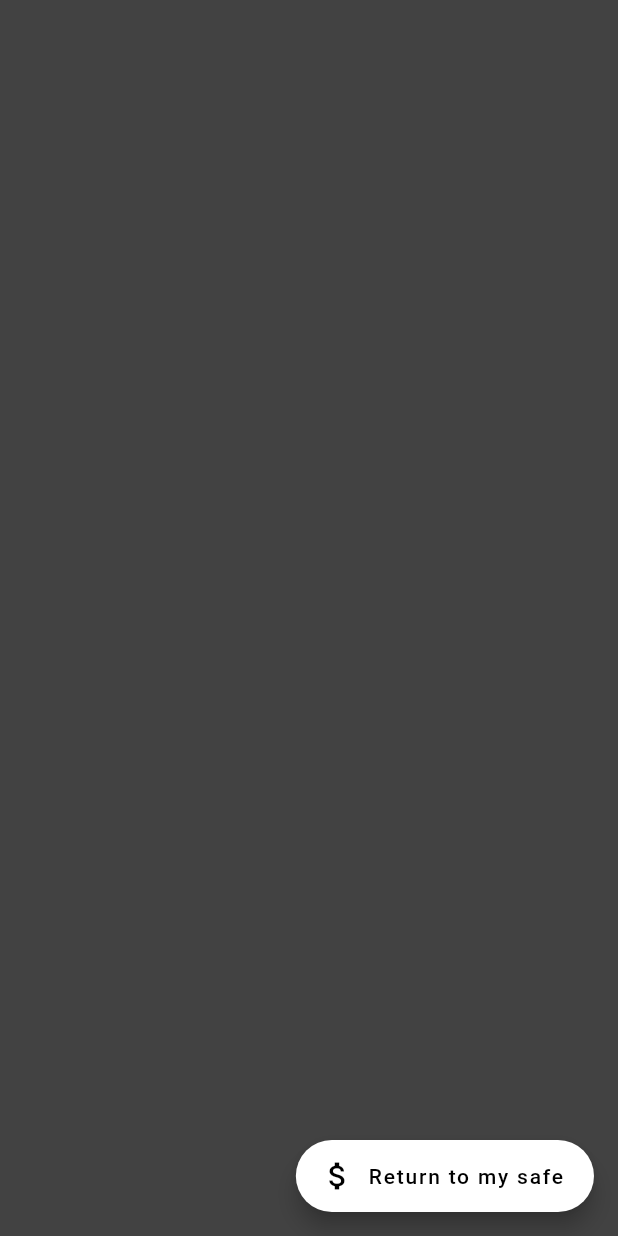
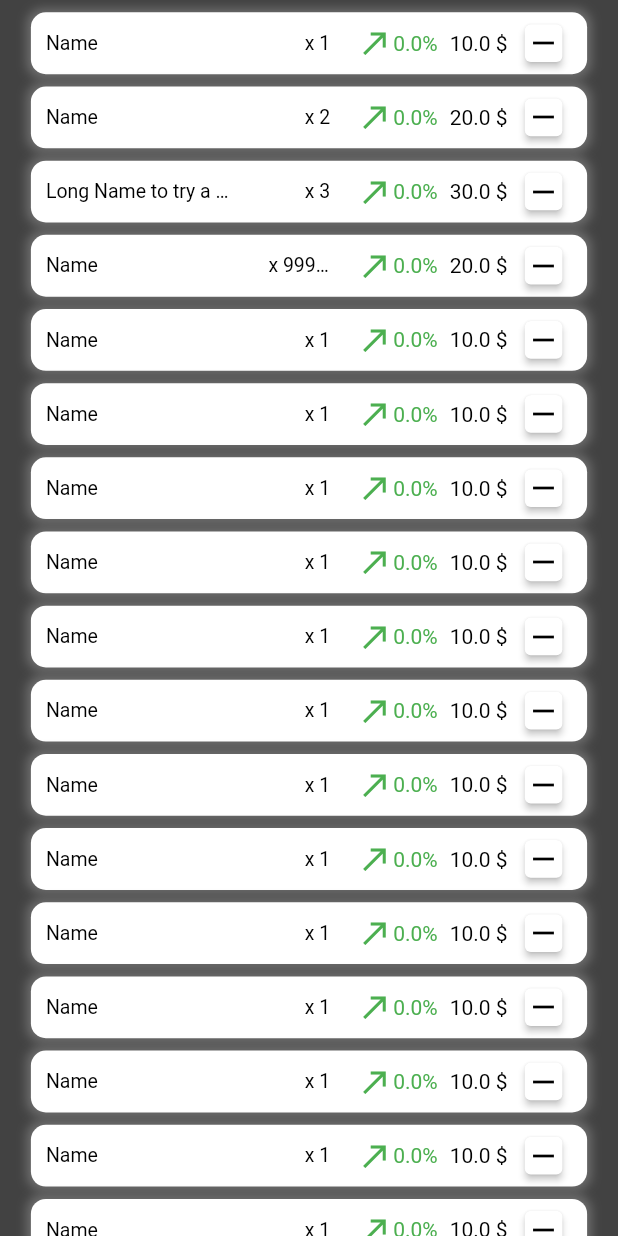
Before and after one commit to Wanadian/stock_market_app, a Flutter app: the PurchasedShares screen opened directly, on a phone screen of 412 x 824 dp. Run offline on Flutter 3.47's test engine with Material 2 defaults, Android fonts, the phone set to English and light mode, and no system bars; missing offline and left inert: animated_digit.

Commit message:
Feat(stock-market) : screens and appbar

```diff
--- a/lib/main.dart
+++ b/lib/main.dart
@@ -1,4 +1,5 @@
 import 'package:flutter/material.dart';
+import 'package:flutter/services.dart';
 import 'package:stock_market_app/context/rootWidget.dart';
 import 'package:stock_market_app/screens/splashScreen.dart';
 
@@ -11,6 +12,10 @@ class MyApp extends StatelessWidget {
 
   @override
   Widget build(BuildContext context) {
+    SystemChrome.setPreferredOrientations([
+      DeviceOrientation.portraitUp,
+      DeviceOrientation.portraitDown,
+    ]);
     return MaterialApp(
       title: 'Stocket',
       theme: ThemeData(scaffoldBackgroundColor: Colors.grey.shade800),
--- a/lib/screens/purchasedShares.dart
+++ /dev/null
@@ -1,32 +0,0 @@
-import 'package:flutter/material.dart';
-import 'package:stock_market_app/screens/balance.dart';
-
-class PurchasedShares extends StatefulWidget {
-  const PurchasedShares({Key? key}) : super(key: key);
-
-  @override
-  State<PurchasedShares> createState() => _PurchasedSharesState();
-}
-
-class _PurchasedSharesState extends State<PurchasedShares> {
-
-  Widget build(BuildContext context) {
-    double screenWidth = MediaQuery.of(context).size.width;
-    double screenHeight = MediaQuery.of(context).size.height;
-
-    return Scaffold(
-      floatingActionButton: FloatingActionButton.extended(
-        foregroundColor: Colors.black,
-        backgroundColor: Colors.white,
-        // TODO : rename button when image is found
-        label: Text('Return to my safe'),
-        icon: Icon(Icons.attach_money),
-        onPressed: () {
-          setState(() {
-            Navigator.push(context, MaterialPageRoute(builder: (context) => Balance()));
-          });
-        },
-      ),
-    );
-  }
-}
--- /dev/null
+++ b/lib/screens/stock-market/tabs/purchasedShares.dart
@@ -0,0 +1,83 @@
+import 'package:flutter/material.dart';
+import 'package:stock_market_app/widgets/shareBannerWidget.dart';
+
+class PurchasedShares extends StatefulWidget {
+  const PurchasedShares({Key? key}) : super(key: key);
+
+  @override
+  State<PurchasedShares> createState() => _PurchasedSharesState();
+}
+
+class _PurchasedSharesState extends State<PurchasedShares> {
+  Widget build(BuildContext context) {
+    double screenWidth = MediaQuery.of(context).size.width;
+    double screenHeight = MediaQuery.of(context).size.height;
+
+    // TODO : this should be replaced by a backend call
+    List<Share> shares = [
+      Share(shareValue: 10.0, numberOfShares: 1, shareName: 'Name'),
+      Share(shareValue: 20.0, numberOfShares: 2, shareName: 'Name'),
+      Share(
+          shareValue: 30.0,
+          numberOfShares: 3,
+          shareName: 'Long Name to try a long name just to try'),
+      Share(shareValue: 20.0, numberOfShares: 9999999, shareName: 'Name'),
+      Share(shareValue: 10.0, numberOfShares: 1, shareName: 'Name'),
+      Share(shareValue: 10.0, numberOfShares: 1, shareName: 'Name'),
+      Share(shareValue: 10.0, numberOfShares: 1, shareName: 'Name'),
+      Share(shareValue: 10.0, numberOfShares: 1, shareName: 'Name'),
+      Share(shareValue: 10.0, numberOfShares: 1, shareName: 'Name'),
+      Share(shareValue: 10.0, numberOfShares: 1, shareName: 'Name'),
+      Share(shareValue: 10.0, numberOfShares: 1, shareName: 'Name'),
+      Share(shareValue: 10.0, numberOfShares: 1, shareName: 'Name'),
+      Share(shareValue: 10.0, numberOfShares: 1, shareName: 'Name'),
+      Share(shareValue: 10.0, numberOfShares: 1, shareName: 'Name'),
+      Share(shareValue: 10.0, numberOfShares: 1, shareName: 'Name'),
+      Share(shareValue: 10.0, numberOfShares: 1, shareName: 'Name'),
+      Share(shareValue: 10.0, numberOfShares: 1, shareName: 'Name'),
+      Share(shareValue: 10.0, numberOfShares: 1, shareName: 'Name'),
+      Share(shareValue: 10.0, numberOfShares: 1, shareName: 'Name'),
+    ];
+
+    return Scaffold(
+        body: SingleChildScrollView(
+            child: Column(
+      children: [
+        for (Share share in shares) ...[
+          Container(height: screenHeight * 0.01),
+          ShareBannerWidget(
+              shareValue: share.getShareValue(),
+              numberOfShares: share.getNumberOfShare(),
+              shareName: share.getShareName(),
+              onPressed: () {},
+              icon: Icons.remove)
+        ],
+        Container(height: screenHeight * 0.05),
+      ],
+    )));
+  }
+}
+
+// TODO : This class is temporary and is used to represent a share
+class Share {
+  double _shareValue;
+  int _numberOfShares;
+  String _shareName;
+
+  double getShareValue() {
+    return _shareValue;
+  }
+
+  int getNumberOfShare() {
+    return _numberOfShares;
+  }
+
+  String getShareName() {
+    return _shareName;
+  }
+
+  Share({shareValue, numberOfShares, shareName})
+      : this._shareValue = shareValue,
+        this._numberOfShares = numberOfShares,
+        this._shareName = shareName;
+}
--- /dev/null
+++ b/lib/screens/stock-market/tabs/stockMarket.dart
@@ -0,0 +1,84 @@
+import 'package:flutter/material.dart';
+
+import '../../../widgets/shareBannerWidget.dart';
+
+class StockMarket extends StatefulWidget {
+  const StockMarket({Key? key}) : super(key: key);
+
+  @override
+  State<StockMarket> createState() => _StockMarketState();
+}
+
+class _StockMarketState extends State<StockMarket> {
+  Widget build(BuildContext context) {
+    double screenWidth = MediaQuery.of(context).size.width;
+    double screenHeight = MediaQuery.of(context).size.height;
+
+    // TODO : this should be replaced by a backend call
+    List<Share> shares = [
+      Share(shareValue: 10.0, numberOfShares: 1, shareName: 'Name'),
+      Share(shareValue: 20.0, numberOfShares: 2, shareName: 'Name'),
+      Share(
+          shareValue: 30.0,
+          numberOfShares: 3,
+          shareName: 'Long Name to try a long name just to try'),
+      Share(shareValue: 20.0, numberOfShares: 2, shareName: 'Name'),
+      Share(shareValue: 10.0, numberOfShares: 1, shareName: 'Name'),
+      Share(shareValue: 10.0, numberOfShares: 1, shareName: 'Name'),
+      Share(shareValue: 10.0, numberOfShares: 1, shareName: 'Name'),
+      Share(shareValue: 10.0, numberOfShares: 1, shareName: 'Name'),
+      Share(shareValue: 10.0, numberOfShares: 1, shareName: 'Name'),
+      Share(shareValue: 10.0, numberOfShares: 1, shareName: 'Name'),
+      Share(shareValue: 10.0, numberOfShares: 1, shareName: 'Name'),
+      Share(shareValue: 10.0, numberOfShares: 1, shareName: 'Name'),
+      Share(shareValue: 10.0, numberOfShares: 1, shareName: 'Name'),
+      Share(shareValue: 10.0, numberOfShares: 1, shareName: 'Name'),
+      Share(shareValue: 10.0, numberOfShares: 1, shareName: 'Name'),
+      Share(shareValue: 10.0, numberOfShares: 1, shareName: 'Name'),
+      Share(shareValue: 10.0, numberOfShares: 1, shareName: 'Name'),
+      Share(shareValue: 10.0, numberOfShares: 1, shareName: 'Name'),
+      Share(shareValue: 10.0, numberOfShares: 1, shareName: 'Name'),
+    ];
+
+    return Scaffold(
+        body: SingleChildScrollView(
+            child: Column(
+      children: [
+        for (Share share in shares) ...[
+          Container(height: screenHeight * 0.01),
+          ShareBannerWidget(
+              shareValue: share.getShareValue(),
+              numberOfShares: share.getNumberOfShare(),
+              shareName: share.getShareName(),
+              onPressed: () {},
+              icon: Icons.add)
+        ],
+        Container(height: screenHeight * 0.05),
+      ],
+    )));
+  }
+}
+
+// TODO : This class is temporary and is used to represent a share
+class Share {
+  double _shareValue;
+  int _numberOfShares;
+  String _shareName;
+
+  double getShareValue() {
+    return _shareValue;
+  }
+
+  int getNumberOfShare() {
+    return _numberOfShares;
+  }
+
+  String getShareName() {
+    return _shareName;
+  }
+
+  Share({shareValue, numberOfShares, shareName})
+      : this._shareValue = shareValue,
+        this._numberOfShares = numberOfShares,
+        this._shareName = shareName;
+}
--- a/lib/screens/stockMarket.dart
+++ /dev/null
@@ -1,18 +0,0 @@
-import 'package:flutter/material.dart';
-
-class StockMarket extends StatefulWidget {
-  const StockMarket({Key? key}) : super(key: key);
-
-  @override
-  State<StockMarket> createState() => _StockMarketState();
-}
-
-class _StockMarketState extends State<StockMarket> {
-
-  Widget build(BuildContext context) {
-    double screenWidth = MediaQuery.of(context).size.width;
-    double screenHeight = MediaQuery.of(context).size.height;
-
-    return Container();
-  }
-}
--- a/lib/widgets/shareBannerWidget.dart
+++ b/lib/widgets/shareBannerWidget.dart
@@ -4,16 +4,19 @@ import 'package:stock_market_app/widgets/buttonWidget.dart';
 
 class ShareBannerWidget extends StatelessWidget {
   double _shareValue;
+  int? _numberOfShares;
   String _shareName;
   Function() _onPressed;
   IconData _icon;
 
   ShareBannerWidget(
       {required double shareValue,
+      int? numberOfShares,
       required String shareName,
       required dynamic Function() onPressed,
       required IconData icon})
       : _shareValue = shareValue,
+        _numberOfShares = numberOfShares,
         _shareName = shareName,
         _onPressed = onPressed,
         _icon = icon;
@@ -23,7 +26,7 @@ class ShareBannerWidget extends StatelessWidget {
     double screenWidth = MediaQuery.of(context).size.width;
     double screenHeight = MediaQuery.of(context).size.height;
 
-    //TODO : determine the variation of the share's value byt comparing the value the day before to the actual date
+    //TODO : determine the variation of the share's value by comparing the value the day before to the current one
     double shareValueVariation = 0;
 
     return Align(
@@ -48,11 +51,26 @@ class ShareBannerWidget extends StatelessWidget {
                 children: [
                   Row(children: [
                     Container(width: 10),
-                    DefaultTextStyle(
-                        style: TextStyle(color: Colors.black, fontSize: 13),
-                        child: Text(_shareName))
+                    Container(
+                        constraints: BoxConstraints(
+                            minWidth: 0, maxWidth: screenWidth * 0.3),
+                        child: DefaultTextStyle(
+                            overflow: TextOverflow.ellipsis,
+                            style: TextStyle(color: Colors.black, fontSize: 13),
+                            child: Text(_shareName))),
                   ]),
                   Row(children: [
+                    if (_numberOfShares != null) ...{
+                      Container(
+                          constraints: BoxConstraints(
+                              minWidth: 0, maxWidth: screenWidth * 0.1),
+                          child: DefaultTextStyle(
+                              overflow: TextOverflow.ellipsis,
+                              style:
+                                  TextStyle(color: Colors.black, fontSize: 13),
+                              child: Text('x ' + _numberOfShares.toString())))
+                    },
+                    Container(width: 10),
                     TextButton(
                         onPressed: _onPressed,
                         child: Row(children: [
@@ -82,10 +100,7 @@ class ShareBannerWidget extends StatelessWidget {
                         style: TextStyle(color: Colors.black, fontSize: 14),
                         child: Text('$_shareValue \$')),
                     ButtonWidget.iconButton(
-                        icon: _icon,
-                        onPressed: () {},
-                        height: 25,
-                        width: 25),
+                        icon: _icon, onPressed: () {}, height: 25, width: 25),
                     Container(width: 5)
                   ])
                 ])));
```
Also changed, not shown: lib/screens/balance.dart (+4 -4 lines), lib/screens/stock-market/stockMarketAppBar.dart (added, +67 -0 lines).
